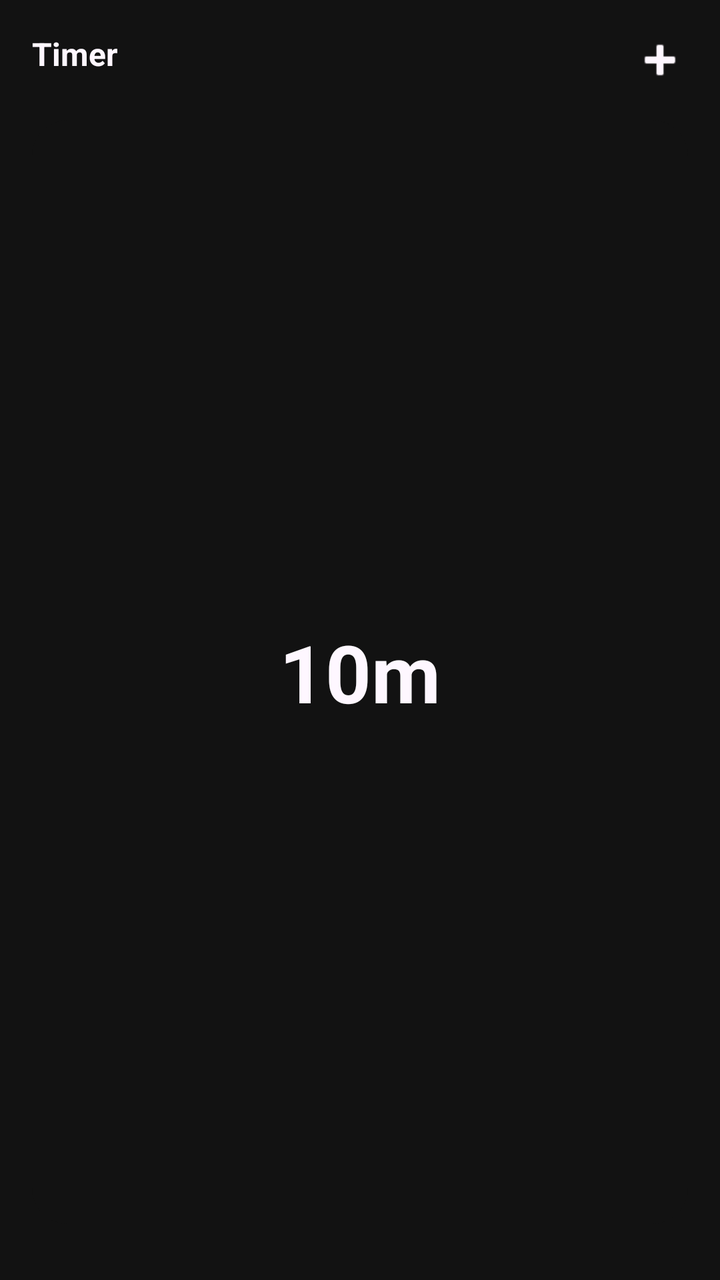
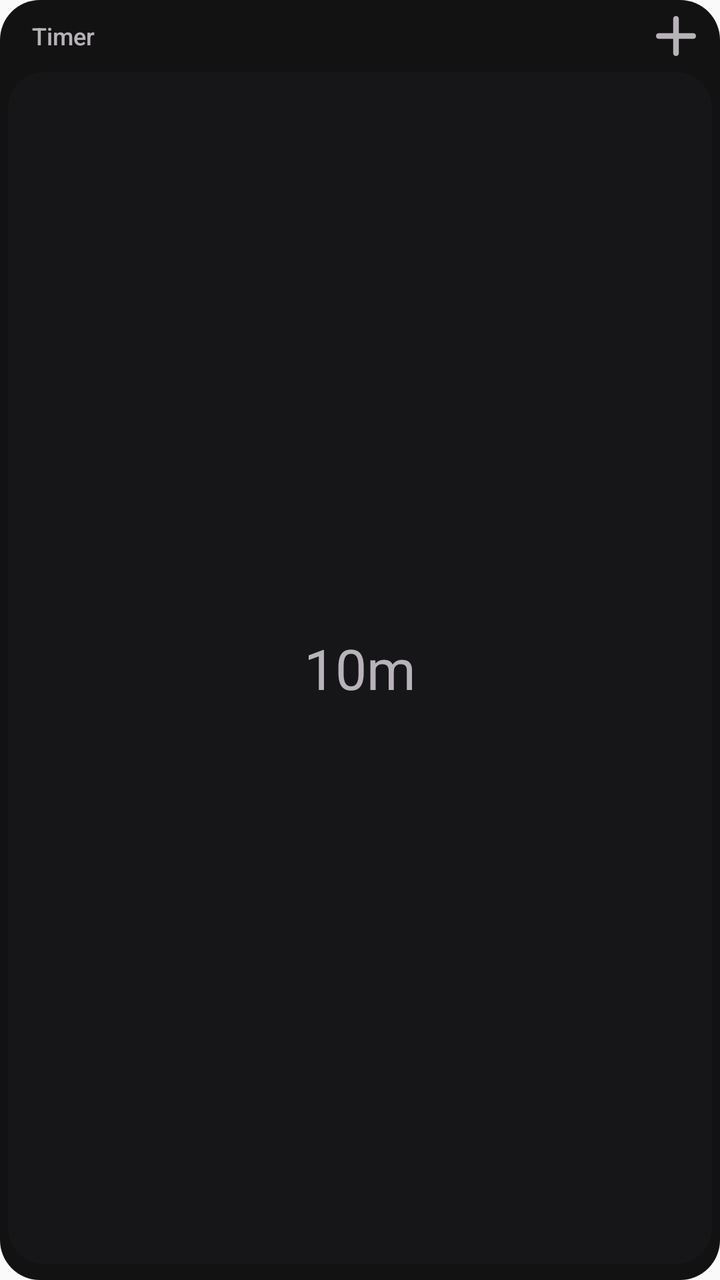

Screens rendered from an Android XML layout before and after an edit, with the pre-edit source and the edit as a unified diff.
<!-- AndroidManifest.xml: application theme Theme.AppCompat.Light -->
<!-- res/layout/widget_main.xml -->
<?xml version="1.0" encoding="utf-8"?>
<LinearLayout xmlns:android="http://schemas.android.com/apk/res/android"
    android:layout_width="match_parent"
    android:layout_height="match_parent"
    android:background="#121212"
    android:orientation="vertical"
    android:padding="16dp">

    
    <RelativeLayout
        android:layout_width="match_parent"
        android:layout_height="wrap_content"
        android:layout_marginBottom="16dp">

        <TextView
            android:layout_width="wrap_content"
            android:layout_height="wrap_content"
            android:text="Timer"
            android:textColor="#FEF7FF"
            android:textSize="16sp"
            android:textStyle="bold" />

        <ImageView
            android:id="@+id/btn_add_timer"
            android:layout_width="28dp"
            android:layout_height="28dp"
            android:layout_alignParentEnd="true"
            android:contentDescription="Add Timer"
            android:src="@android:drawable/ic_input_add"
            android:tint="#FEF7FF" />
    </RelativeLayout>

    
    <FrameLayout
        android:id="@+id/primary_timer_container"
        android:layout_width="match_parent"
        android:layout_height="0dp"
        android:layout_weight="1"
        android:layout_marginBottom="12dp"
        android:background="@drawable/widget_bg_idle">

        <RelativeLayout
            android:layout_width="match_parent"
            android:layout_height="match_parent"
            android:gravity="center">

            <TextView
                android:id="@+id/primary_timer_text"
                android:layout_width="wrap_content"
                android:layout_height="wrap_content"
                android:layout_centerInParent="true"
                android:text="10m"
                android:textColor="#FEF7FF"
                android:textSize="40sp"
                android:textStyle="bold" />

            
            <ImageView
                android:id="@+id/primary_timer_icon"
                android:layout_width="28dp"
                android:layout_height="28dp"
                android:layout_toEndOf="@id/primary_timer_text"
                android:layout_centerVertical="true"
                android:layout_marginStart="16dp"
                android:contentDescription="Action"
                android:src="@drawable/ic_reset"
                android:tint="#FEF7FF"
                android:visibility="gone" />
        </RelativeLayout>
    </FrameLayout>

    
    <FrameLayout
        android:id="@+id/secondary_timer_container"
        android:layout_width="match_parent"
        android:layout_height="0dp"
        android:layout_weight="1"
        android:background="@drawable/widget_bg_idle"
        android:visibility="gone">

        <RelativeLayout
            android:layout_width="match_parent"
            android:layout_height="match_parent"
            android:gravity="center">

            <TextView
                android:id="@+id/secondary_timer_text"
                android:layout_width="wrap_content"
                android:layout_height="wrap_content"
                android:layout_centerInParent="true"
                android:text="5m"
                android:textColor="#FEF7FF"
                android:textSize="40sp"
                android:textStyle="bold" />
        </RelativeLayout>
    </FrameLayout>

    
    <TextView
        android:id="@+id/text_empty"
        android:layout_width="match_parent"
        android:layout_height="match_parent"
        android:gravity="center"
        android:text="No timers set"
        android:textColor="#66FEF7FF"
        android:textSize="14sp"
        android:visibility="gone" />

</LinearLayout>
<!-- resources referenced by this layout -->
<resources>
  <!-- drawable ic_reset (drawable) -->
  <?xml version="1.0" encoding="utf-8"?>
  <vector xmlns:android="http://schemas.android.com/apk/res/android"
      android:width="24dp"
      android:height="24dp"
      android:viewportWidth="24"
      android:viewportHeight="24">
      <path
          android:fillColor="#FEF7FF"
          android:pathData="M12,5V1L7,6l5,5V7c3.31,0 6,2.69 6,6 0,1.01 -0.25,1.97 -0.7,2.8l1.46,1.46C19.54,15.03 20,13.57 20,12 20,8.13 16.87,5 12,5z" />
  </vector>
  <!-- drawable widget_bg_idle (drawable) -->
  <?xml version="1.0" encoding="utf-8"?>
  <shape xmlns:android="http://schemas.android.com/apk/res/android">
      <solid android:color="#121212" /> <corners android:radius="18dp" /> </shape>
</resources>

<!-- the commit's change to res/layout/widget_main.xml (unified diff, before → after) -->
@@ -2,32 +2,40 @@
 <LinearLayout xmlns:android="http://schemas.android.com/apk/res/android"
     android:layout_width="match_parent"
     android:layout_height="match_parent"
-    android:background="#121212"
+    android:background="@drawable/widget_outer_bg"
     android:orientation="vertical"
-    android:padding="16dp">
+    android:paddingStart="4dp"
+    android:paddingEnd="4dp"
+    android:paddingBottom="4dp"
+    android:paddingTop="0dp">
 
     
     <RelativeLayout
         android:layout_width="match_parent"
-        android:layout_height="wrap_content"
-        android:layout_marginBottom="16dp">
+        android:layout_height="36dp"
+        android:paddingStart="12dp"
+        android:paddingEnd="2dp">
 
         <TextView
             android:layout_width="wrap_content"
             android:layout_height="wrap_content"
+            android:layout_alignParentStart="true"
+            android:layout_centerVertical="true"
             android:text="Timer"
-            android:textColor="#FEF7FF"
-            android:textSize="16sp"
-            android:textStyle="bold" />
+            android:textColor="#B3FEF7FF"
+            android:textSize="12sp"
+            android:fontFamily="sans-serif-medium" />
 
         <ImageView
             android:id="@+id/btn_add_timer"
-            android:layout_width="28dp"
-            android:layout_height="28dp"
+            android:layout_width="32dp"
+            android:layout_height="32dp"
             android:layout_alignParentEnd="true"
+            android:layout_centerVertical="true"
+            android:padding="6dp"
             android:contentDescription="Add Timer"
-            android:src="@android:drawable/ic_input_add"
-            android:tint="#FEF7FF" />
+            android:src="@drawable/ic_add"
+            android:tint="#B3FEF7FF" />
     </RelativeLayout>
 
     
@@ -36,13 +44,12 @@
         android:layout_width="match_parent"
         android:layout_height="0dp"
         android:layout_weight="1"
-        android:layout_marginBottom="12dp"
+        android:layout_marginBottom="4dp"
         android:background="@drawable/widget_bg_idle">
 
         <RelativeLayout
             android:layout_width="match_parent"
-            android:layout_height="match_parent"
-            android:gravity="center">
+            android:layout_height="match_parent">
 
             <TextView
                 android:id="@+id/primary_timer_text"
@@ -50,21 +57,22 @@
                 android:layout_height="wrap_content"
                 android:layout_centerInParent="true"
                 android:text="10m"
-                android:textColor="#FEF7FF"
-                android:textSize="40sp"
-                android:textStyle="bold" />
+                android:textColor="#B3FEF7FF"
+                android:textSize="28sp"
+                android:fontFamily="sans-serif" />
 
             
             <ImageView
                 android:id="@+id/primary_timer_icon"
-                android:layout_width="28dp"
-                android:layout_height="28dp"
-                android:layout_toEndOf="@id/primary_timer_text"
+                android:layout_width="32dp"
+                android:layout_height="32dp"
+                android:layout_alignParentEnd="true"
                 android:layout_centerVertical="true"
-                android:layout_marginStart="16dp"
-                android:contentDescription="Action"
+                android:layout_marginEnd="16dp"
+                android:padding="6dp"
+                android:contentDescription="Reset"
                 android:src="@drawable/ic_reset"
-                android:tint="#FEF7FF"
+                android:tint="#B3FEF7FF"
                 android:visibility="gone" />
         </RelativeLayout>
     </FrameLayout>
@@ -80,8 +88,7 @@
 
         <RelativeLayout
             android:layout_width="match_parent"
-            android:layout_height="match_parent"
-            android:gravity="center">
+            android:layout_height="match_parent">
 
             <TextView
                 android:id="@+id/secondary_timer_text"
@@ -89,9 +96,9 @@
                 android:layout_height="wrap_content"
                 android:layout_centerInParent="true"
                 android:text="5m"
-                android:textColor="#FEF7FF"
-                android:textSize="40sp"
-                android:textStyle="bold" />
+                android:textColor="#B3FEF7FF"
+                android:textSize="28sp"
+                android:fontFamily="sans-serif" />
         </RelativeLayout>
     </FrameLayout>
 
@@ -102,7 +109,7 @@
         android:layout_height="match_parent"
         android:gravity="center"
         android:text="No timers set"
-        android:textColor="#66FEF7FF"
+        android:textColor="#B3FEF7FF"
         android:textSize="14sp"
         android:visibility="gone" />
 
<!-- resource entries referenced after the edit -->
@@ -1,19 +1,36 @@
 <!-- resources referenced by this layout -->
 <resources>
+  <!-- drawable ic_add (drawable) -->
+  <vector xmlns:android="http://schemas.android.com/apk/res/android"
+      android:width="20dp"
+      android:height="20dp"
+      android:viewportWidth="12"
+      android:viewportHeight="12">
+      <path
+          android:fillColor="#B3FEF7FF"
+          android:pathData="M5.143,6.857H0.857C0.614,6.857 0.411,6.775 0.246,6.611C0.082,6.446 0,6.243 0,6C0,5.757 0.082,5.554 0.246,5.389C0.411,5.225 0.614,5.143 0.857,5.143H5.143V0.857C5.143,0.614 5.225,0.411 5.389,0.246C5.554,0.082 5.757,0 6,0C6.243,0 6.446,0.082 6.611,0.246C6.775,0.411 6.857,0.614 6.857,0.857V5.143H11.143C11.386,5.143 11.589,5.225 11.754,5.389C11.918,5.554 12,5.757 12,6C12,6.243 11.918,6.446 11.754,6.611C11.589,6.775 11.386,6.857 11.143,6.857H6.857V11.143C6.857,11.386 6.775,11.589 6.611,11.754C6.446,11.918 6.243,12 6,12C5.757,12 5.554,11.918 5.389,11.754C5.225,11.589 5.143,11.386 5.143,11.143V6.857Z" />
+  </vector>
   <!-- drawable ic_reset (drawable) -->
-  <?xml version="1.0" encoding="utf-8"?>
   <vector xmlns:android="http://schemas.android.com/apk/res/android"
-      android:width="24dp"
-      android:height="24dp"
-      android:viewportWidth="24"
-      android:viewportHeight="24">
+      android:width="20dp"
+      android:height="20dp"
+      android:viewportWidth="14"
+      android:viewportHeight="15">
       <path
-          android:fillColor="#FEF7FF"
-          android:pathData="M12,5V1L7,6l5,5V7c3.31,0 6,2.69 6,6 0,1.01 -0.25,1.97 -0.7,2.8l1.46,1.46C19.54,15.03 20,13.57 20,12 20,8.13 16.87,5 12,5z" />
+          android:fillColor="#B3FEF7FF"
+          android:pathData="M4.905,14.968C3.46,14.561 2.281,13.765 1.368,12.579C0.456,11.393 0,10.028 0,8.484C0,7.684 0.133,6.923 0.4,6.2C0.667,5.477 1.046,4.814 1.537,4.21C1.691,4.042 1.881,3.954 2.105,3.947C2.33,3.94 2.533,4.028 2.716,4.21C2.87,4.365 2.951,4.554 2.958,4.779C2.965,5.003 2.891,5.214 2.737,5.41C2.4,5.845 2.14,6.323 1.958,6.842C1.775,7.361 1.684,7.909 1.684,8.484C1.684,9.621 2.018,10.635 2.684,11.526C3.351,12.417 4.21,13.024 5.263,13.347C5.446,13.403 5.596,13.509 5.716,13.663C5.835,13.817 5.895,13.986 5.895,14.168C5.895,14.449 5.796,14.67 5.6,14.831C5.403,14.993 5.172,15.038 4.905,14.968ZM8.568,14.968C8.302,15.038 8.07,14.989 7.874,14.821C7.677,14.652 7.579,14.428 7.579,14.147C7.579,13.979 7.638,13.817 7.758,13.663C7.877,13.509 8.028,13.403 8.21,13.347C9.263,13.01 10.123,12.4 10.789,11.516C11.456,10.631 11.789,9.621 11.789,8.484C11.789,7.081 11.298,5.888 10.316,4.905C9.333,3.923 8.14,3.432 6.737,3.432H6.674L7.01,3.768C7.165,3.923 7.242,4.119 7.242,4.358C7.242,4.596 7.165,4.793 7.01,4.947C6.856,5.102 6.66,5.179 6.421,5.179C6.182,5.179 5.986,5.102 5.831,4.947L4.063,3.179C3.979,3.095 3.919,3.003 3.884,2.905C3.849,2.807 3.832,2.702 3.832,2.589C3.832,2.477 3.849,2.372 3.884,2.274C3.919,2.175 3.979,2.084 4.063,2L5.831,0.232C5.986,0.077 6.182,0 6.421,0C6.66,0 6.856,0.077 7.01,0.232C7.165,0.386 7.242,0.582 7.242,0.821C7.242,1.06 7.165,1.256 7.01,1.411L6.674,1.747H6.737C8.617,1.747 10.21,2.4 11.516,3.705C12.821,5.01 13.473,6.603 13.473,8.484C13.473,10.014 13.017,11.375 12.105,12.568C11.193,13.761 10.014,14.561 8.568,14.968Z" />
   </vector>
   <!-- drawable widget_bg_idle (drawable) -->
   <?xml version="1.0" encoding="utf-8"?>
   <shape xmlns:android="http://schemas.android.com/apk/res/android">
-      <solid android:color="#121212" /> <corners android:radius="18dp" /> </shape>
+      <solid android:color="#161618" />
+      <corners android:radius="18dp" />
+  </shape>
+  <!-- drawable widget_outer_bg (drawable) -->
+  <?xml version="1.0" encoding="utf-8"?>
+  <shape xmlns:android="http://schemas.android.com/apk/res/android">
+      <solid android:color="#121212" />
+      <corners android:radius="20dp" />
+  </shape>
 </resources>
 
